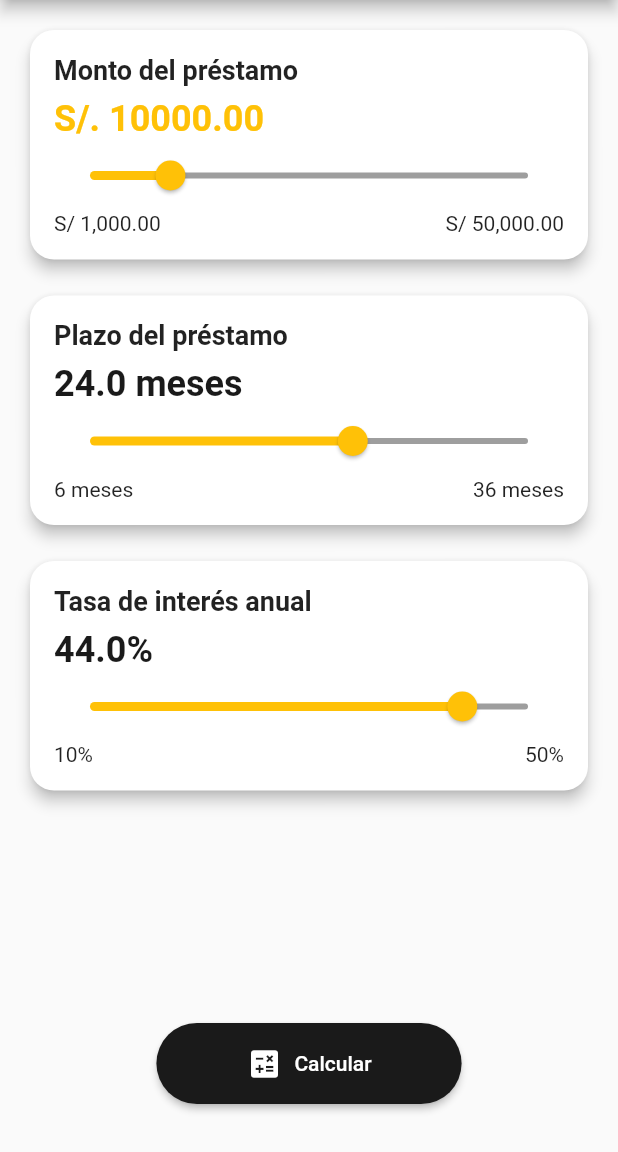
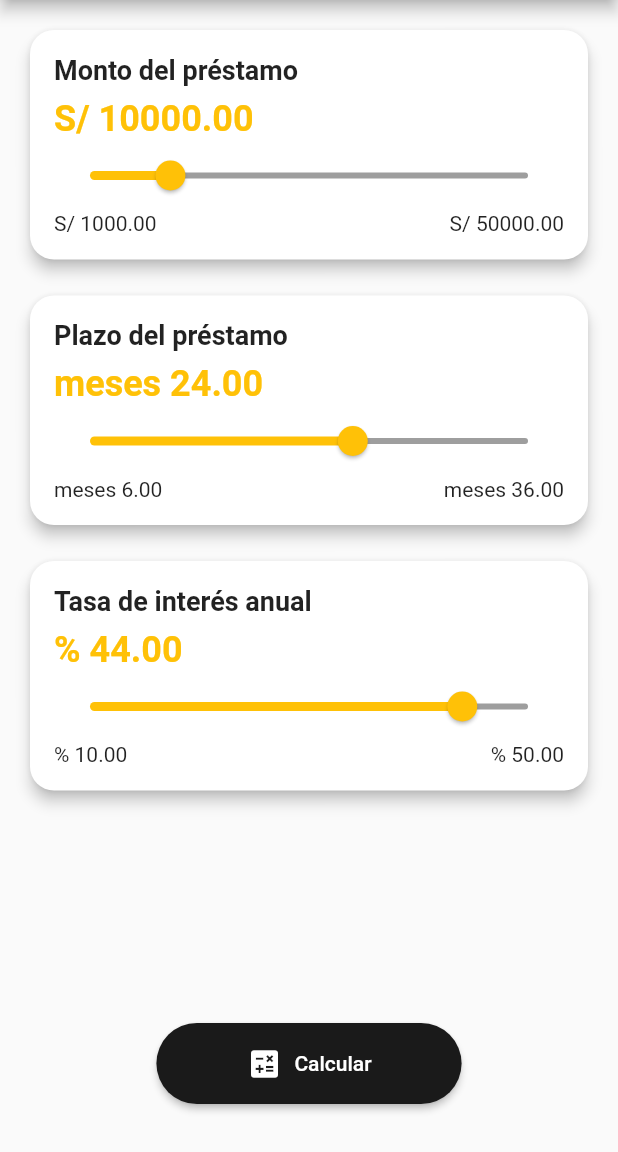
Before and after one commit to Jimena77777777777777/examen_ale, a Flutter app: the SecondPage screen opened directly, on a phone screen of 412 x 824 dp, the part 84-1236 px from its top. Run offline on Flutter 3.47's test engine with Material 3 defaults, Android fonts, the phone set to English and light mode, and no system bars.

Commit message:
final todo

```diff
--- a/lib/pages/inicio_page.dart
+++ b/lib/pages/inicio_page.dart
@@ -1,5 +1,7 @@
 import 'package:flutter/material.dart';
-import 'second_page.dart'; // Agrega esta línea
+import 'second_page.dart';
+
+
 
 class InicioPage extends StatelessWidget {
   @override
--- a/lib/pages/second_page.dart
+++ b/lib/pages/second_page.dart
@@ -1,5 +1,6 @@
 import 'package:flutter/material.dart';
 import 'dart:math';
+import 'thankyou_page.dart';
 
 class SecondPage extends StatefulWidget {
   const SecondPage({super.key});
@@ -27,146 +28,23 @@ class _SecondPageState extends State<SecondPage> {
             Expanded(
               child: ListView(
                 children: [
-                  Card(
-                    elevation: 4,
-                    shape: RoundedRectangleBorder(
-                      borderRadius: BorderRadius.circular(16),
-                    ),
-                    child: Padding(
-                      padding: const EdgeInsets.all(16.0),
-                      child: Column(
-                        crossAxisAlignment: CrossAxisAlignment.start,
-                        children: [
-                          const Text(
-                            'Monto del préstamo',
-                            style: TextStyle(fontSize: 18, fontWeight: FontWeight.bold),
-                          ),
-                          const SizedBox(height: 8),
-                          Text(
-                            'S/. ${loanAmount.toStringAsFixed(2)}',
-                            style: const TextStyle(
-                              fontSize: 24,
-                              fontWeight: FontWeight.bold,
-                              color: Color(0xFFFFC107),
-                            ),
-                          ),
-                          Slider(
-                            value: loanAmount,
-                            min: 1000,
-                            max: 50000,
-                            onChanged: (value) {
+                  _buildLoanDetailCard('Monto del préstamo', loanAmount, min: 1000, max: 50000, unit: 'S/', onChange: (value) {
                     setState(() {
                       loanAmount = value;
                     });
-                            },
-                            activeColor: const Color(0xFFFFC107),
-                            inactiveColor: Colors.grey,
-                          ),
-                          Row(
-                            mainAxisAlignment: MainAxisAlignment.spaceBetween,
-                            children: const [
-                              Text('S/ 1,000.00'),
-                              Text('S/ 50,000.00'),
-                            ],
-                          ),
-                        ],
-                      ),
-                    ),
-                  ),
+                  }),
                   const SizedBox(height: 16),
-                  Card(
-                    elevation: 4,
-                    shape: RoundedRectangleBorder(
-                      borderRadius: BorderRadius.circular(16),
-                    ),
-                    child: Padding(
-                      padding: const EdgeInsets.all(16.0),
-                      child: Column(
-                        crossAxisAlignment: CrossAxisAlignment.start,
-                        children: [
-                          const Text(
-                            'Plazo del préstamo',
-                            style: TextStyle(fontSize: 18, fontWeight: FontWeight.bold),
-                          ),
-                          const SizedBox(height: 8),
-                          Text(
-                            '$loanTerm meses',
-                            style: const TextStyle(
-                              fontSize: 24,
-                              fontWeight: FontWeight.bold,
-                              color: Color(0xFF1A1A1A),
-                            ),
-                          ),
-                          Slider(
-                            value: loanTerm,
-                            min: 6,
-                            max: 36,
-                            onChanged: (value) {
+                  _buildLoanDetailCard('Plazo del préstamo', loanTerm, min: 6, max: 36, unit: 'meses', onChange: (value) {
                     setState(() {
                       loanTerm = value;
                     });
-                            },
-                            activeColor: const Color(0xFFFFC107),
-                            inactiveColor: Colors.grey,
-                          ),
-                          Row(
-                            mainAxisAlignment: MainAxisAlignment.spaceBetween,
-                            children: const [
-                              Text('6 meses'),
-                              Text('36 meses'),
-                            ],
-                          ),
-                        ],
-                      ),
-                    ),
-                  ),
+                  }),
                   const SizedBox(height: 16),
-                  Card(
-                    elevation: 4,
-                    shape: RoundedRectangleBorder(
-                      borderRadius: BorderRadius.circular(16),
-                    ),
-                    child: Padding(
-                      padding: const EdgeInsets.all(16.0),
-                      child: Column(
-                        crossAxisAlignment: CrossAxisAlignment.start,
-                        children: [
-                          const Text(
-                            'Tasa de interés anual',
-                            style: TextStyle(fontSize: 18, fontWeight: FontWeight.bold),
-                          ),
-                          const SizedBox(height: 8),
-                          Text(
-                            '$interestRate%',
-                            style: const TextStyle(
-                              fontSize: 24,
-                              fontWeight: FontWeight.bold,
-                              color: Color(0xFF1A1A1A),
-                            ),
-                          ),
-                          Slider(
-                            value: interestRate,
-                            min: 10,
-                            max: 50,
-                            onChanged: (value) {
+                  _buildLoanDetailCard('Tasa de interés anual', interestRate, min: 10, max: 50, unit: '%', onChange: (value) {
                     setState(() {
                       interestRate = value;
                     });
-                            },
-                            activeColor: const Color(0xFFFFC107),
-                            inactiveColor: Colors.grey,
-                          ),
-                          Row(
-                            mainAxisAlignment: MainAxisAlignment.spaceBetween,
-                            children: const [
-                              Text('10%'),
-                              Text('50%'),
-                            ],
-                          ),
-                        ],
-                      ),
-                    ),
-                  ),
+                  }),
                 ],
               ),
             ),
@@ -195,6 +73,51 @@ class _SecondPageState extends State<SecondPage> {
               ),
             ),
             const SizedBox(height: 16),
+          ],
+        ),
+      ),
+    );
+  }
+
+  Widget _buildLoanDetailCard(String title, double value, {required double min, required double max, required String unit, required ValueChanged<double> onChange}) {
+    return Card(
+      elevation: 4,
+      shape: RoundedRectangleBorder(
+        borderRadius: BorderRadius.circular(16),
+      ),
+      child: Padding(
+        padding: const EdgeInsets.all(16.0),
+        child: Column(
+          crossAxisAlignment: CrossAxisAlignment.start,
+          children: [
+            Text(
+              title,
+              style: const TextStyle(fontSize: 18, fontWeight: FontWeight.bold),
+            ),
+            const SizedBox(height: 8),
+            Text(
+              '$unit ${value.toStringAsFixed(2)}',
+              style: const TextStyle(
+                fontSize: 24,
+                fontWeight: FontWeight.bold,
+                color: Color(0xFFFFC107),
+              ),
+            ),
+            Slider(
+              value: value,
+              min: min,
+              max: max,
+              onChanged: onChange,
+              activeColor: const Color(0xFFFFC107),
+              inactiveColor: Colors.grey,
+            ),
+            Row(
+              mainAxisAlignment: MainAxisAlignment.spaceBetween,
+              children: [
+                Text('$unit ${min.toStringAsFixed(2)}'),
+                Text('$unit ${max.toStringAsFixed(2)}'),
+              ],
+            ),
           ],
         ),
       ),
@@ -229,11 +152,34 @@ class FinalPage extends StatelessWidget {
       ),
       body: Padding(
         padding: const EdgeInsets.all(16.0),
+        child: Center(
+          child: Container(
+            padding: const EdgeInsets.all(24.0),
+            decoration: BoxDecoration(
+              color: Colors.white,
+              borderRadius: BorderRadius.circular(16),
+              boxShadow: [
+                BoxShadow(
+                  color: Colors.black.withOpacity(0.2),
+                  blurRadius: 15,
+                  offset: const Offset(0, 8),
+                ),
+              ],
+            ),
             child: Column(
               crossAxisAlignment: CrossAxisAlignment.start,
+              mainAxisSize: MainAxisSize.min,
               children: [
-            const Text('Detalles del préstamo',
-                style: TextStyle(fontSize: 24, fontWeight: FontWeight.bold)),
+                const Center(
+                  child: Text(
+                    'Detalles del préstamo',
+                    style: TextStyle(
+                      fontSize: 24,
+                      fontWeight: FontWeight.bold,
+                      color: Color(0xFF1A1A1A),
+                    ),
+                  ),
+                ),
                 const SizedBox(height: 16),
                 _buildDetailRow('Monto del préstamo', 'S/ ${loanAmount.toStringAsFixed(2)}'),
                 _buildDetailRow('Periodo en meses', loanTerm.toString()),
@@ -241,20 +187,26 @@ class FinalPage extends StatelessWidget {
                 _buildDetailRow('Cuota mensual', 'S/ ${monthlyPayment.toStringAsFixed(2)}'),
                 _buildDetailRow('Total de interés a pagar', 'S/ ${totalInterest.toStringAsFixed(2)}'),
                 _buildDetailRow('Total a pagar', 'S/ ${totalPayment.toStringAsFixed(2)}'),
-            const Spacer(),
+                const SizedBox(height: 24),
                 Center(
                   child: ElevatedButton(
                     onPressed: () {
-                  // Acción para sacar el préstamo
+                       ThankYouPage.showApprovalDialog(context);// Acción para sacar el préstamo
                     },
                     style: ElevatedButton.styleFrom(
                       padding: const EdgeInsets.symmetric(horizontal: 60, vertical: 15),
                       backgroundColor: const Color(0xFF1A1A1A),
+                      shape: RoundedRectangleBorder(
+                        borderRadius: BorderRadius.circular(30),
+                      ),
                     ),
                     child: const Text('Saca tu préstamo'),
+
                   ),
                 ),
               ],
+            ),
+          ),
         ),
       ),
     );
@@ -266,8 +218,8 @@ class FinalPage extends StatelessWidget {
       child: Row(
         mainAxisAlignment: MainAxisAlignment.spaceBetween,
         children: [
-          Text(title, style: const TextStyle(fontSize: 18)),
-          Text(value, style: const TextStyle(fontSize: 18)),
+          Text(title, style: const TextStyle(fontSize: 18, color: Colors.black)),
+          Text(value, style: const TextStyle(fontSize: 18, fontWeight: FontWeight.bold, color: Color(0xFFFFC107))),
         ],
       ),
     );
```
Also changed, not shown: lib/pages/final_page.dart (deleted, +0 -130 lines), lib/pages/thankyou_page.dart (+59 -0 lines). Lines whose indentation alone changed are shown as unchanged.
